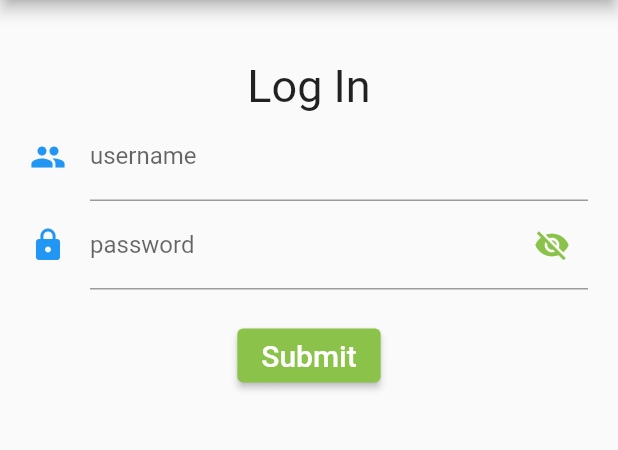
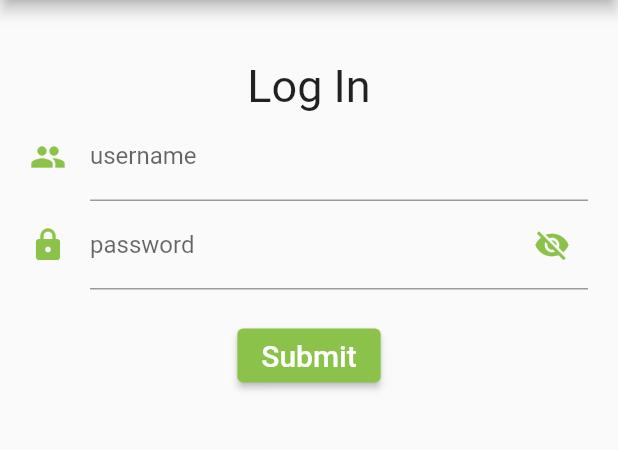
Before and after one commit to PBP-B08/final-project, a Flutter app: the screen it shows after launch, after a tap on "Login", on a phone screen of 412 x 824 dp, the part 84-534 px from its top. Run offline on Flutter 3.47's test engine with Material 2 defaults, Android fonts, the phone set to English and light mode, and no system bars; missing offline and left inert: pbp_django_auth.

Commit message:
change color

```diff
--- a/lib/authentication/login.dart
+++ b/lib/authentication/login.dart
@@ -54,7 +54,7 @@ class _LoginPageState extends State<LoginPage> {
                     decoration: const InputDecoration(
                       hintText: "username",
                       labelText: "username",
-                      icon: Icon(Icons.people, color: Colors.blue),
+                      icon: Icon(Icons.people, color: Colors.lightGreen),
                     ),
                     controller: usernameController,
                     validator: (value) {
@@ -80,7 +80,7 @@ class _LoginPageState extends State<LoginPage> {
                         // child: const Icon(Icons.remove_red_eye),
 
                       ),
-                      icon: const Icon(Icons.lock, color: Colors.blue),
+                      icon: const Icon(Icons.lock, color: Colors.lightGreen),
                     ),
                     controller: passwordController,
                     validator: (value) {
```
